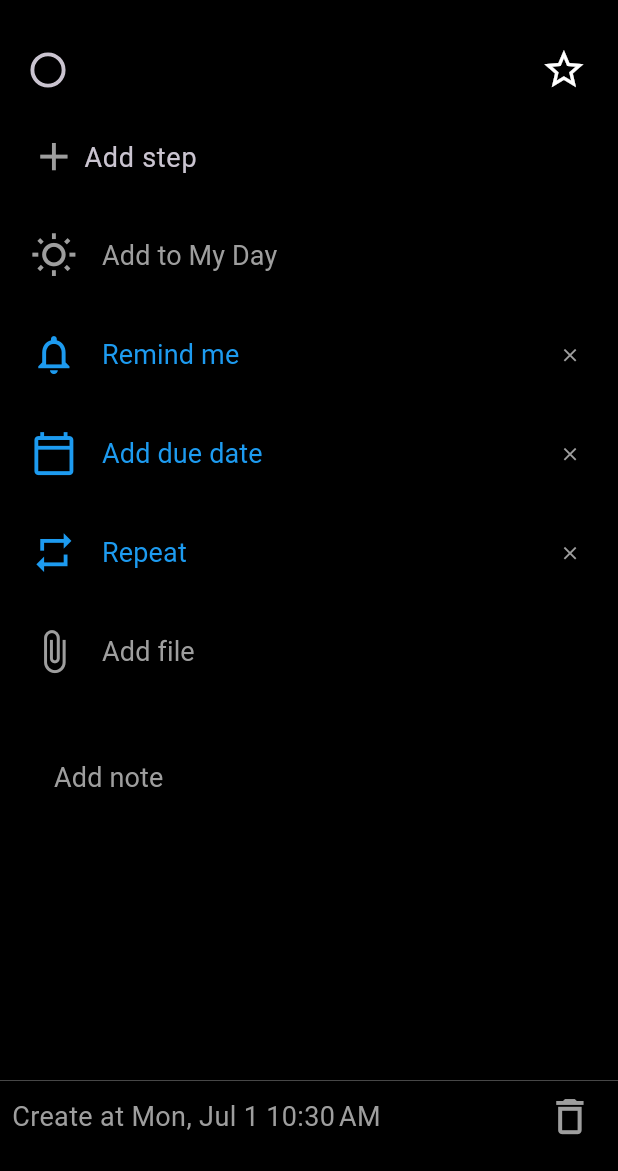
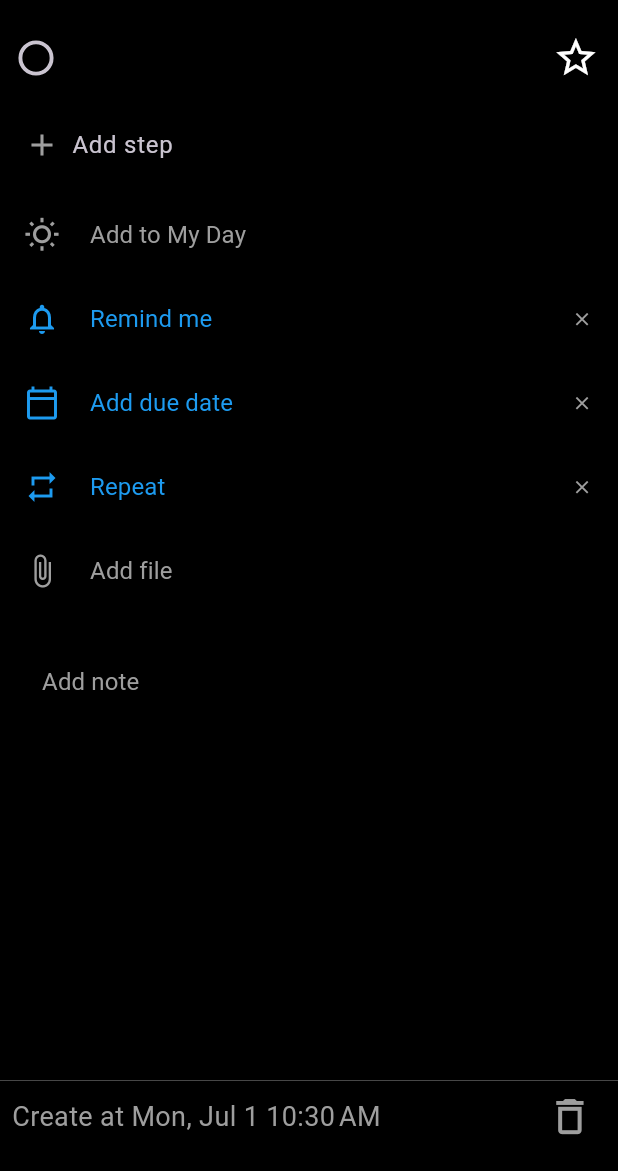
Before and after one commit to quangkyzzz/todo-app, a Flutter app: the TaskPage screen opened directly with empty values, on a phone screen of 412 x 824 dp, the part 65-1236 px from its top. Run offline on Flutter 3.47's test engine with Material 3 defaults, Android fonts, the phone set to English and light mode, and no system bars.

Commit message:
fix task page spacing

```diff
--- a/lib/presentation/task/task_list/task_list_page.dart
+++ b/lib/presentation/task/task_list/task_list_page.dart
@@ -38,7 +38,8 @@ class _TaskListPageState extends State<TaskListPage> {
             stepName: 'step 2',
             isCompleted: true,
           ),
-          ]),
+        ],
+      ),
       TaskModel(
         taskID: '2',
         title: 'task 2',
--- a/lib/presentation/task/task_page/task_page.dart
+++ b/lib/presentation/task/task_page/task_page.dart
@@ -223,8 +223,6 @@ class _TaskPageState extends State<TaskPage> {
         ),
       ),
       body: SingleChildScrollView(
-        child: Padding(
-          padding: const EdgeInsets.all(8.0),
         child: Column(
           crossAxisAlignment: CrossAxisAlignment.start,
           children: [
@@ -242,34 +240,31 @@ class _TaskPageState extends State<TaskPage> {
                     },
                   ).toList())
                 : const SizedBox(),
-              Row(
+            const Row(
               children: [
-                  const SizedBox(width: 16),
-                  Transform.scale(
-                    scale: 1.3,
-                    child: const Icon(
+                SizedBox(width: 16),
+                Icon(
                   Icons.add,
                   color: MyTheme.greyColor,
                 ),
-                  ),
-                  const SizedBox(width: 8),
-                  const Expanded(
+                SizedBox(width: 8),
+                Expanded(
                   child: TextField(
                     decoration: InputDecoration(
                       hintText: 'Add step',
                       border: InputBorder.none,
                     ),
-                      style: MyTheme.itemTextStyle,
+                    style: MyTheme.itemSmallTextStyle,
                   ),
                 )
               ],
             ),
-              const SizedBox(height: 18),
+            const SizedBox(height: 12),
             //List uniform task page item
             Column(
               children: listTaskItem.map((item) {
                 return Padding(
-                    padding: const EdgeInsets.only(bottom: 18),
+                  padding: const EdgeInsets.only(bottom: 8),
                   child: TaskPageItem(
                     key: item['key'],
                     isActive: item['isActive'],
@@ -292,11 +287,10 @@ class _TaskPageState extends State<TaskPage> {
                   },
                   child: const Text(
                     'Add note',
-                      style: MyTheme.itemGreyTextStyle,
+                    style: MyTheme.itemSmallGreyTextStyle,
                   )),
             )
           ],
-          ),
         ),
       ),
       bottomNavigationBar: TaskPageBottomNavigation(task: widget.task),
--- a/lib/presentation/task/task_page/task_page_item.dart
+++ b/lib/presentation/task/task_page/task_page_item.dart
@@ -32,12 +32,9 @@ class _TaskPageItemState extends State<TaskPageItem> {
     return Row(
       children: [
         const SizedBox(width: 16),
-        Transform.scale(
-          scale: 1.3,
-          child: Icon(
-            widget.icon,
-            color: (isActive) ? MyTheme.blueColor : MyTheme.greyColor,
-          ),
+        Icon(
+          widget.icon,
+          color: (isActive) ? MyTheme.blueColor : MyTheme.greyColor,
         ),
         const SizedBox(width: 8),
         TextButton(
@@ -51,7 +48,7 @@ class _TaskPageItemState extends State<TaskPageItem> {
           child: Text(
             widget.text,
             style: TextStyle(
-              fontSize: 18,
+              fontSize: 16,
               fontWeight: FontWeight.w400,
               color: (isActive) ? MyTheme.blueColor : MyTheme.greyColor,
             ),
```
Lines whose indentation alone changed are shown as unchanged.
